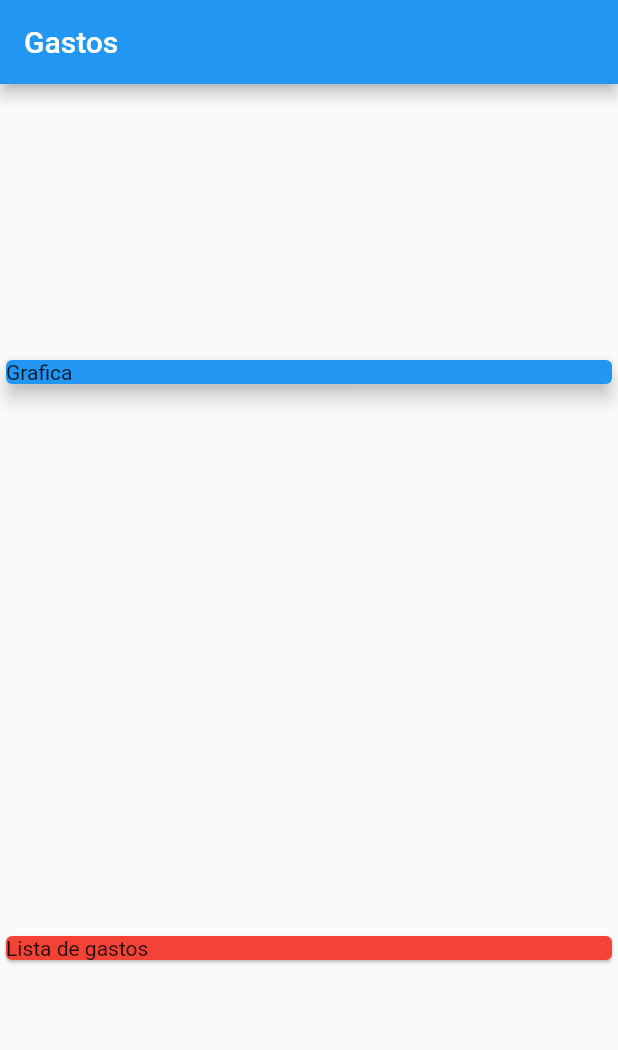
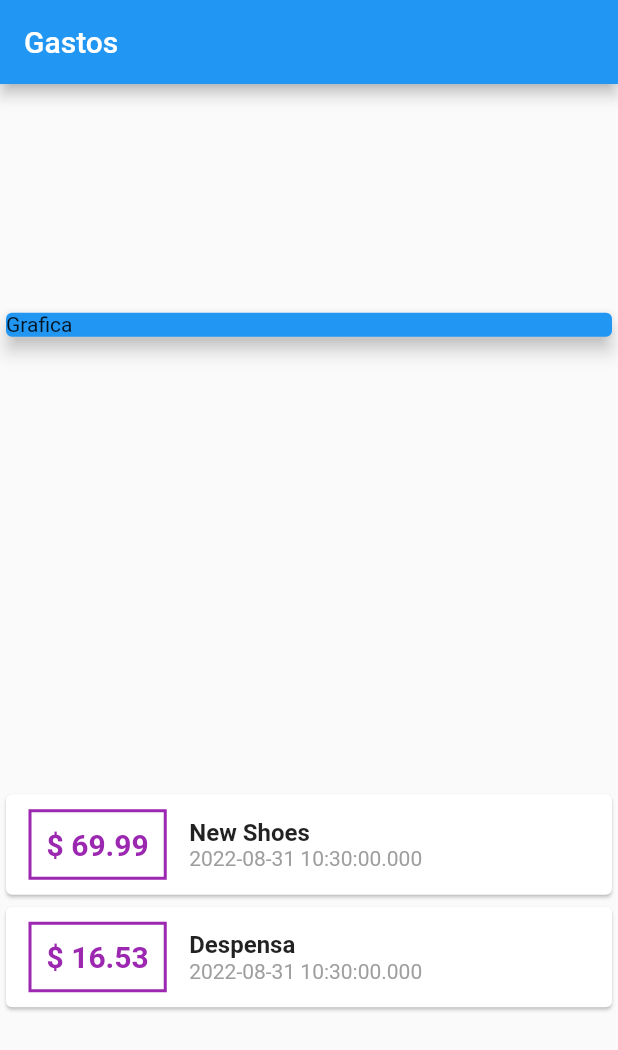
Before and after one commit to jebusdoodles/two_expenses_app, a Flutter app: the screen it shows after launch, on a phone screen of 412 x 824 dp. Shown: the top 1050 px of the screen. Run offline on Flutter 3.47's test engine with Material 2 defaults, Android fonts, the phone set to English and light mode, and no system bars.

Commit message:
Some styling

```diff
--- a/lib/main.dart
+++ b/lib/main.dart
@@ -48,9 +48,55 @@ class MyHomePage extends StatelessWidget {
               elevation: 5,
             ),
           ),
-          Card(
-            color: Colors.red,
-            child: Text('Lista de gastos'),
+          Column(
+            children: transactions.map(
+              (tx){
+                return Card(
+                  child: Row(
+                    children: [
+                        Container(
+                          margin: EdgeInsets.symmetric(
+                            vertical: 10,
+                            horizontal: 15),
+                          decoration: BoxDecoration(
+                            border: Border.all(
+                              color: Colors.purple,
+                              width: 2,
+                            )
+                          ),
+                          padding: EdgeInsets.all(10),
+                          child: Text(
+                            '\$ ${tx.amount}',
+                            style: TextStyle(
+                              fontWeight: FontWeight.bold,
+                              fontSize: 20,
+                              color: Colors.purple,
+                            ),
+                          ),
+                        ),
+                        Column(
+                          crossAxisAlignment: CrossAxisAlignment.start,
+                          children: [
+                            Text(
+                              tx.title,
+                              style: TextStyle(
+                                fontSize: 16,
+                                fontWeight: FontWeight.bold
+                              )
+                            ),
+                            Text(
+                              tx.date.toString(),
+                              style: TextStyle(
+                                color: Colors.grey,
+                              ),
+                            ),
+                          ],
+                        )
+                      ],
+                    ),
+                );
+              }
+            ).toList(),
           ),
         ],
       ),
```
